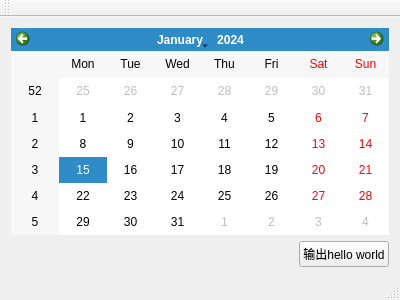
First picture: the form in mainwindow.ui, repository happyfourior/helloworld, before the edit.
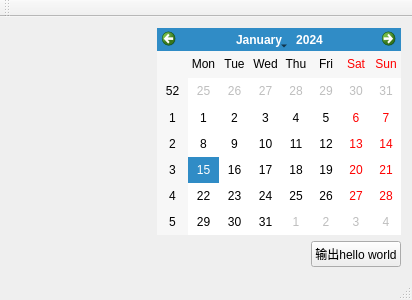
Second picture: the form after the edit.

Commit message: 增加了一个显示美女的区域，打开程序可以显示一张美女

The edit to the form file:
```diff
--- a/mainwindow.ui
+++ b/mainwindow.ui
@@ -6,19 +6,50 @@
    <rect>
     <x>0</x>
     <y>0</y>
-    <width>400</width>
+    <width>412</width>
     <height>300</height>
    </rect>
   </property>
+  <property name="minimumSize">
+   <size>
+    <width>400</width>
+    <height>300</height>
+   </size>
+  </property>
+  <property name="maximumSize">
+   <size>
+    <width>412</width>
+    <height>303</height>
+   </size>
+  </property>
   <property name="windowTitle">
    <string>MainWindow</string>
   </property>
   <widget class="QWidget" name="centralWidget">
    <layout class="QGridLayout" name="gridLayout">
     <item row="0" column="0">
+     <widget class="QLabel" name="label">
+      <property name="minimumSize">
+       <size>
+        <width>140</width>
+        <height>0</height>
+       </size>
+      </property>
+      <property name="text">
+       <string/>
+      </property>
+      <property name="scaledContents">
+       <bool>true</bool>
+      </property>
+      <property name="alignment">
+       <set>Qt::AlignCenter</set>
+      </property>
+     </widget>
+    </item>
+    <item row="0" column="1">
      <widget class="QCalendarWidget" name="calendarWidget"/>
     </item>
-    <item row="1" column="0">
+    <item row="1" column="0" colspan="2">
      <layout class="QHBoxLayout" name="horizontalLayout">
       <item>
        <spacer name="horizontalSpacer">
```
Left out of the diff: 2 changed lines with no effect on the pictures. The commit also changes 2 other files.
